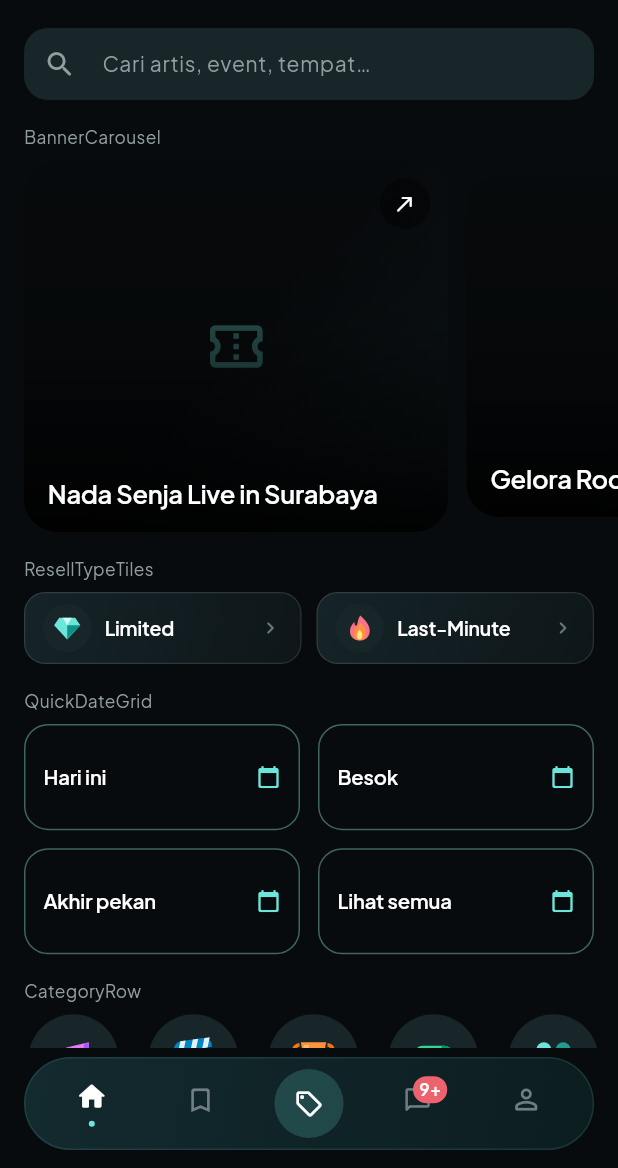
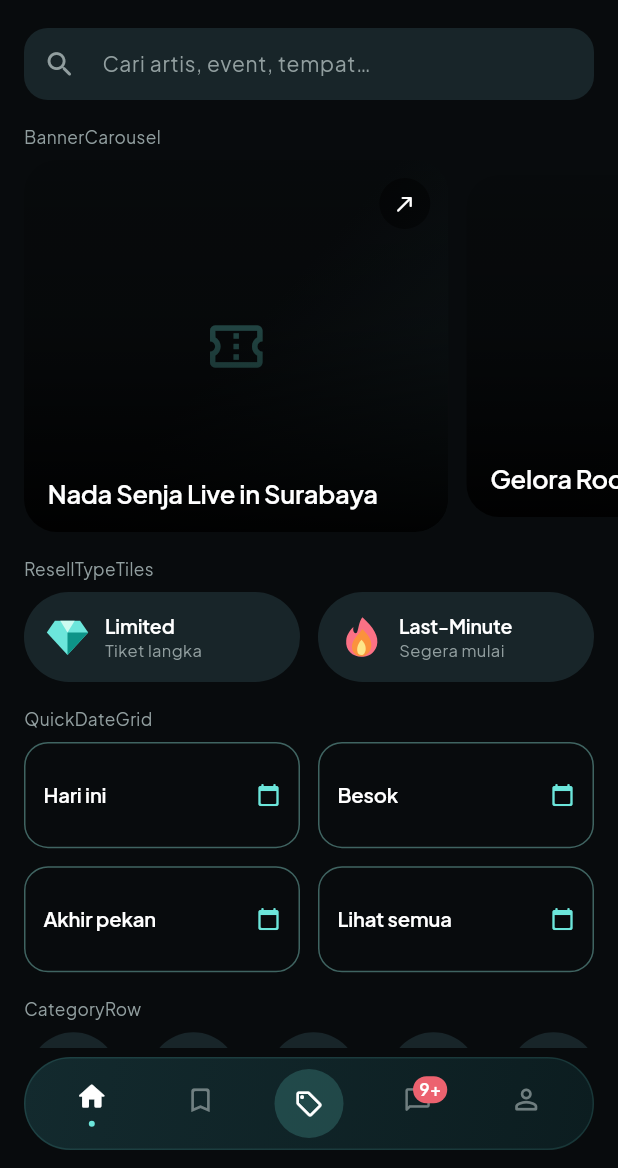
Before and after one commit to alfianrhmt/Droptix, a Flutter app: the ComponentGalleryScreen screen opened directly, on a phone screen of 412 x 824 dp, the part 68-1236 px from its top. Run offline on Flutter 3.47's test engine with Material 3 defaults, Android fonts, the phone set to English and light mode, and no system bars; our stand-ins replace dio, geolocator, google_fonts, image_picker, shared_preferences, socket_io_client; accounts and stored records are empty; network calls fail.

Commit message:
Selaraskan ukuran dan gaya pil Limited & Last-Minute dengan baris kategori

```diff
--- a/app/lib/core/widgets/resell_type_tiles.dart
+++ b/app/lib/core/widgets/resell_type_tiles.dart
@@ -24,14 +24,16 @@ class ResellTypeTiles extends StatelessWidget {
           Expanded(
             child: _CompactResellPill(
               title: 'Limited',
+              subtitle: 'Tiket langka',
               isLimited: true,
               onTap: onLimitedTap,
             ),
           ),
-          const SizedBox(width: 10),
+          const SizedBox(width: 12),
           Expanded(
             child: _CompactResellPill(
               title: 'Last-Minute',
+              subtitle: 'Segera mulai',
               isLimited: false,
               onTap: onLastMinuteTap,
             ),
@@ -45,11 +47,13 @@ class ResellTypeTiles extends StatelessWidget {
 class _CompactResellPill extends StatelessWidget {
   const _CompactResellPill({
     required this.title,
+    required this.subtitle,
     required this.isLimited,
     this.onTap,
   });
 
   final String title;
+  final String subtitle;
   final bool isLimited;
   final VoidCallback? onTap;
 
@@ -59,45 +63,51 @@ class _CompactResellPill extends StatelessWidget {
       onTap: onTap,
       behavior: HitTestBehavior.opaque,
       child: Container(
-        height: 48,
-        padding: const EdgeInsets.symmetric(horizontal: 12),
+        height: 60,
+        padding: const EdgeInsets.symmetric(horizontal: 14),
         decoration: BoxDecoration(
-          gradient: AppColors.cardGradient,
-          borderRadius: BorderRadius.circular(14),
-          border: Border.all(color: AppColors.divider, width: 0.8),
+          color: AppColors.surfaceHigh,
+          borderRadius: BorderRadius.circular(30),
         ),
         child: Row(
           children: [
-            Container(
-              width: 32,
-              height: 32,
-              decoration: const BoxDecoration(
-                color: AppColors.surfaceHigh,
-                shape: BoxShape.circle,
-              ),
-              child: Center(
-                child: SizedBox(
-                  width: 19,
-                  height: 19,
-                  child: CustomPaint(
-                    painter: _ResellDuotonePainter(isLimited: isLimited),
-                  ),
-                ),
+            SizedBox(
+              width: 30,
+              height: 30,
+              child: CustomPaint(
+                painter: _ResellDuotonePainter(isLimited: isLimited),
               ),
             ),
-            const SizedBox(width: 9),
+            const SizedBox(width: 10),
             Expanded(
-              child: Text(
-                title,
-                style: AppTextStyles.label.copyWith(fontSize: 13),
-                maxLines: 1,
-                overflow: TextOverflow.ellipsis,
+              child: Column(
+                mainAxisAlignment: MainAxisAlignment.center,
+                crossAxisAlignment: CrossAxisAlignment.start,
+                children: [
+                  Text(
+                    title,
+                    style: AppTextStyles.label.copyWith(
+                      fontSize: 13,
+                      fontWeight: FontWeight.w600,
+                      color: AppColors.textPrimary,
+                      height: 1.15,
+                    ),
+                    maxLines: 1,
+                    overflow: TextOverflow.ellipsis,
+                  ),
+                  const SizedBox(height: 2),
+                  Text(
+                    subtitle,
+                    style: AppTextStyles.caption.copyWith(
+                      fontSize: 11,
+                      color: AppColors.textSecondary,
+                      height: 1.15,
+                    ),
+                    maxLines: 1,
+                    overflow: TextOverflow.ellipsis,
+                  ),
+                ],
               ),
-            ),
-            Icon(
-              Icons.chevron_right_rounded,
-              size: 16,
-              color: AppColors.textSecondary.withAlpha(180),
             ),
           ],
         ),
--- a/app/lib/features/home/home_screen.dart
+++ b/app/lib/features/home/home_screen.dart
@@ -946,7 +946,7 @@ class _HomeScreenState extends State<HomeScreen> {
                 _buildSearchBar(),
                 const SizedBox(height: AppSpacing.md),
                 _buildResellTypeTiles(),
-                const SizedBox(height: AppSpacing.lg),
+                const SizedBox(height: AppSpacing.md),
                 _buildQuickFilterBar(),
                 _buildUpcomingCompactCard(),
                 const SizedBox(height: AppSpacing.xl),
```
